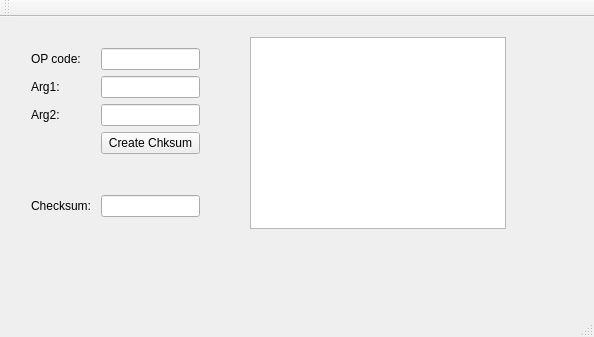
Above: loconet_test/loconet_checksum/mainwindow.ui from ctag/cpe453 before the change. Below: the same form after it.
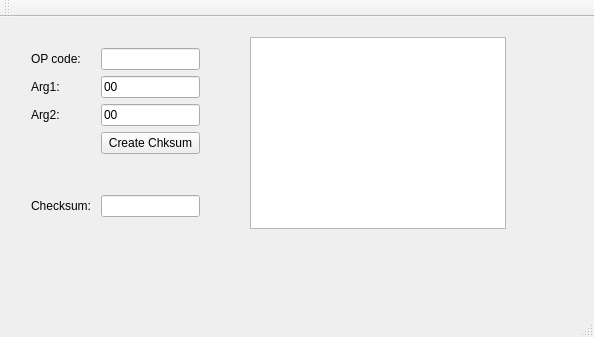
That is the form after the change.

```diff
--- a/loconet_test/loconet_checksum/mainwindow.ui
+++ b/loconet_test/loconet_checksum/mainwindow.ui
@@ -47,6 +47,9 @@
      </item>
      <item row="1" column="1">
       <widget class="QLineEdit" name="lineEdit_arg1">
+       <property name="text">
+        <string>00</string>
+       </property>
        <property name="maxLength">
         <number>2</number>
        </property>
@@ -61,6 +64,9 @@
      </item>
      <item row="2" column="1">
       <widget class="QLineEdit" name="lineEdit_arg2">
+       <property name="text">
+        <string>00</string>
+       </property>
        <property name="maxLength">
         <number>2</number>
        </property>
```
